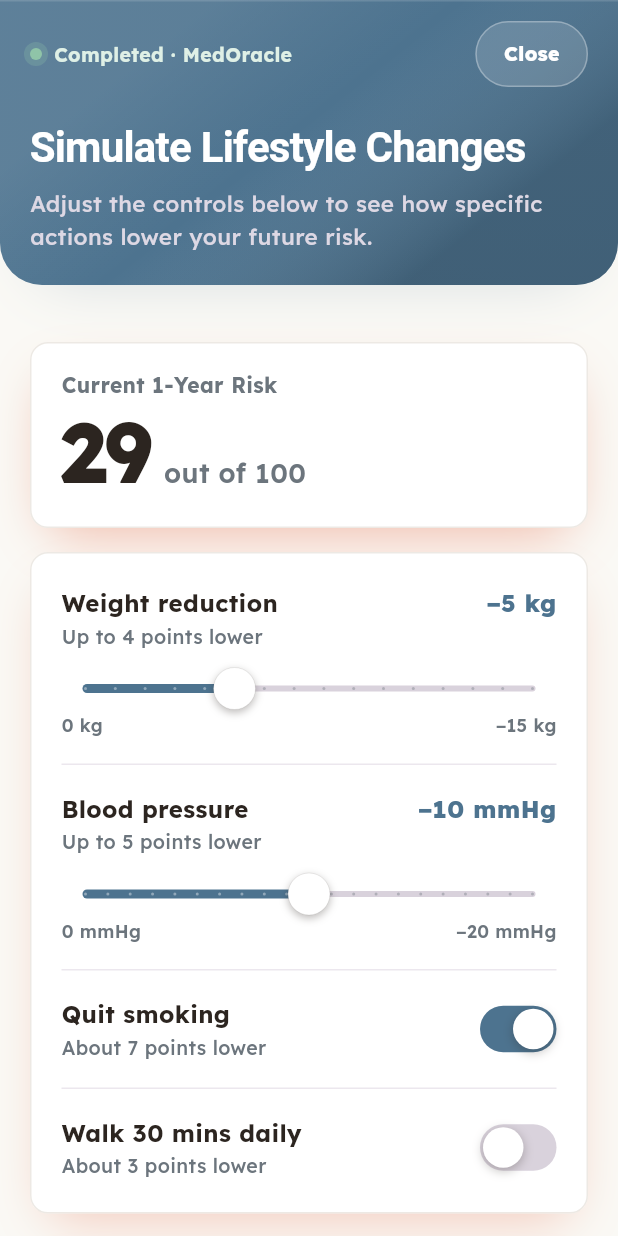
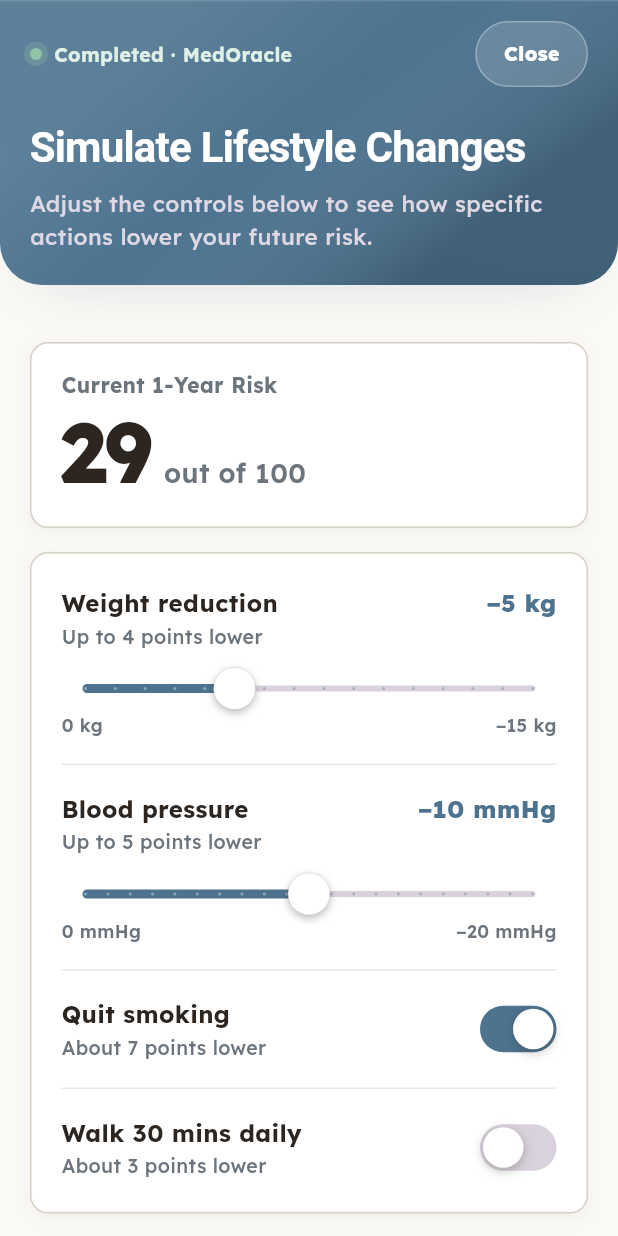
Before and after one commit to rizwan-060/MedOracle, a Flutter app: the SimulateLifestyleScreen screen opened by its route, on a phone screen of 412 x 824 dp. Run offline on Flutter 3.47's test engine with Material 3 defaults, Android fonts, the phone set to English and light mode, and no system bars; our stand-ins replace flutter_riverpod, go_router, google_fonts; Roboto replaces fonts that are missing (Instrument Serif).

```diff
--- a/frontend/lib/features/simulation/widgets/simulation_baseline_card.dart
+++ b/frontend/lib/features/simulation/widgets/simulation_baseline_card.dart
@@ -34,14 +34,13 @@ class SimulationBaselineCard extends StatelessWidget {
         color: AppColors.cardSurface,
         borderRadius: BorderRadius.circular(12.0),
         border: Border.all(
-          color: AppColors.dustyTaupe.withValues(alpha: 0.45),
+          color: AppColors.borderSubtle,
         ),
         boxShadow: <BoxShadow>[
           BoxShadow(
-            color: AppColors.primaryMaroon.withValues(alpha: 0.40),
-            offset: const Offset(0, 14),
-            blurRadius: 30,
-            spreadRadius: -12,
+            color: AppColors.textPrimary.withValues(alpha: 0.05),
+            offset: const Offset(0, 2),
+            blurRadius: 8,
           ),
         ],
       ),
--- a/frontend/lib/features/simulation/widgets/simulation_controls_card.dart
+++ b/frontend/lib/features/simulation/widgets/simulation_controls_card.dart
@@ -57,14 +57,13 @@ class SimulationControlsCard extends StatelessWidget {
         color: AppColors.cardSurface,
         borderRadius: BorderRadius.circular(12.0),
         border: Border.all(
-          color: AppColors.dustyTaupe.withValues(alpha: 0.45),
+          color: AppColors.borderSubtle,
         ),
         boxShadow: <BoxShadow>[
           BoxShadow(
-            color: AppColors.primaryMaroon.withValues(alpha: 0.30),
-            offset: const Offset(0, 14),
-            blurRadius: 30,
-            spreadRadius: -12,
+            color: AppColors.textPrimary.withValues(alpha: 0.05),
+            offset: const Offset(0, 2),
+            blurRadius: 8,
           ),
         ],
       ),
```
Also changed, not shown: frontend/lib/features/simulation/widgets/simulated_risk_bar.dart (+5 -6 lines).
